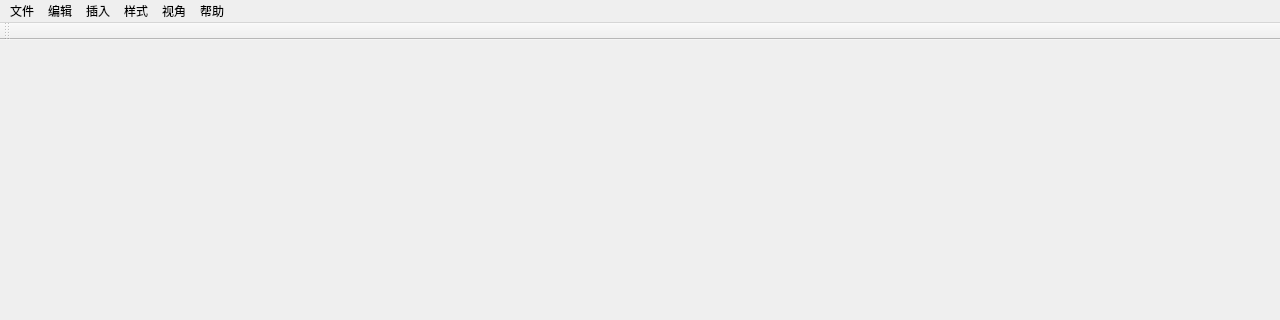
Qt form FlowChartEditor/mainwindow.ui (Daniel-zyc/FlowChartEditor) before a commit; both pictures show x 0 to 1280 and y 0 to 320 of the 1280 by 720 pixel window.
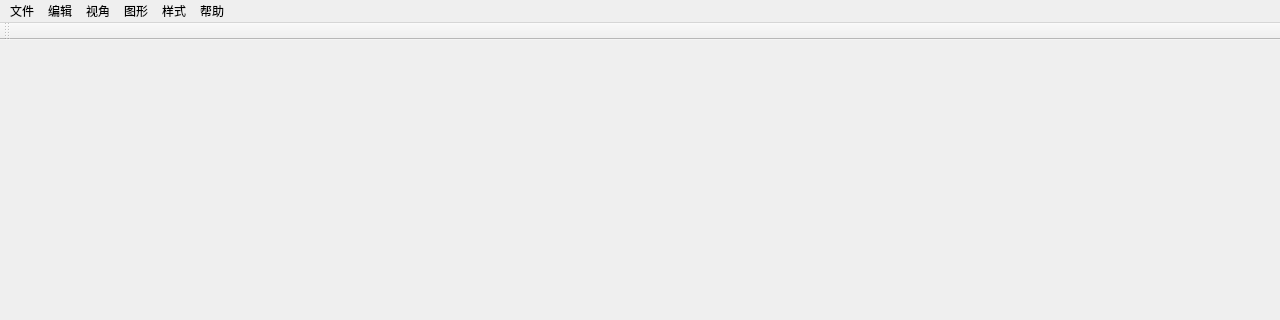
The same form after that commit. Icons and pictures are not drawn.

Patch:
```diff
--- a/FlowChartEditor/mainwindow.ui
+++ b/FlowChartEditor/mainwindow.ui
@@ -33,11 +33,6 @@
      <string>编辑</string>
     </property>
    </widget>
-   <widget class="QMenu" name="addMenu">
-    <property name="title">
-     <string>插入</string>
-    </property>
-   </widget>
    <widget class="QMenu" name="styleMenu">
     <property name="title">
      <string>样式</string>
@@ -53,11 +48,16 @@
      <string>帮助</string>
     </property>
    </widget>
+   <widget class="QMenu" name="itemMenu">
+    <property name="title">
+     <string>图形</string>
+    </property>
+   </widget>
    <addaction name="fileMenu"/>
    <addaction name="editMenu"/>
-   <addaction name="addMenu"/>
-   <addaction name="styleMenu"/>
    <addaction name="viewMenu"/>
+   <addaction name="itemMenu"/>
+   <addaction name="styleMenu"/>
    <addaction name="helpMenu"/>
   </widget>
   <widget class="QStatusBar" name="statusbar"/>
```
Left out of the diff: 378 changed lines with no effect on the pictures.
